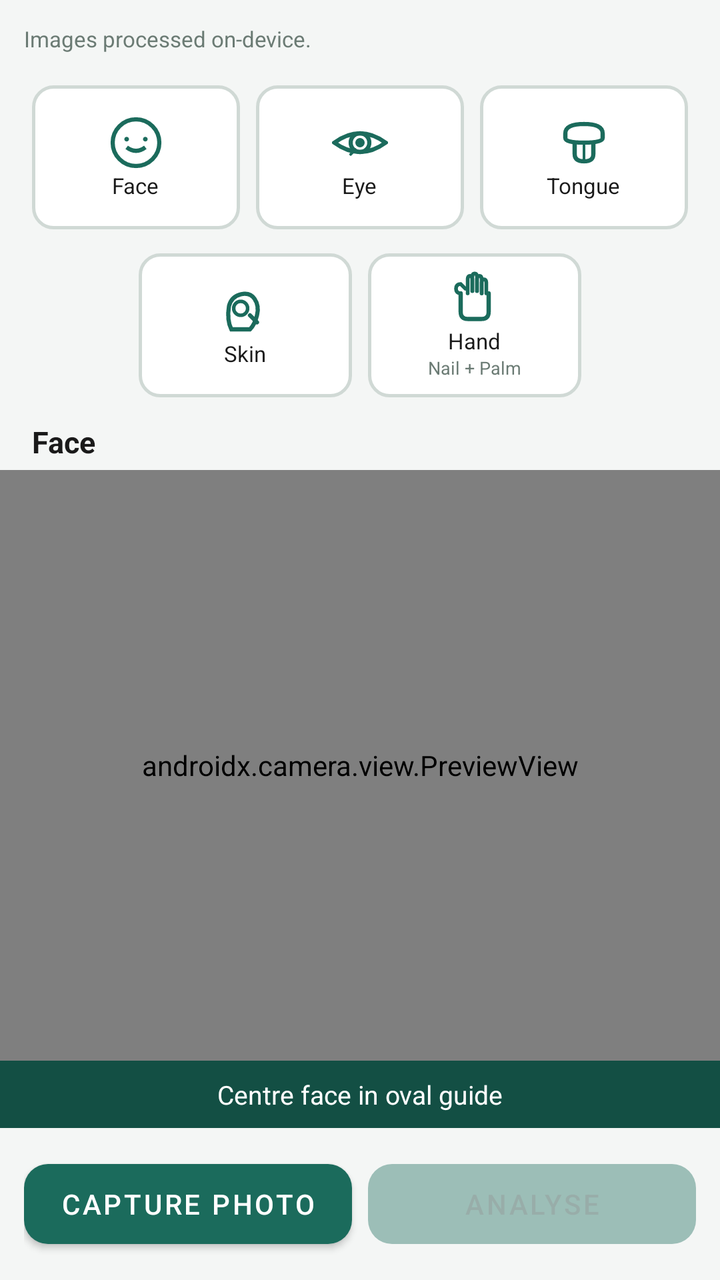
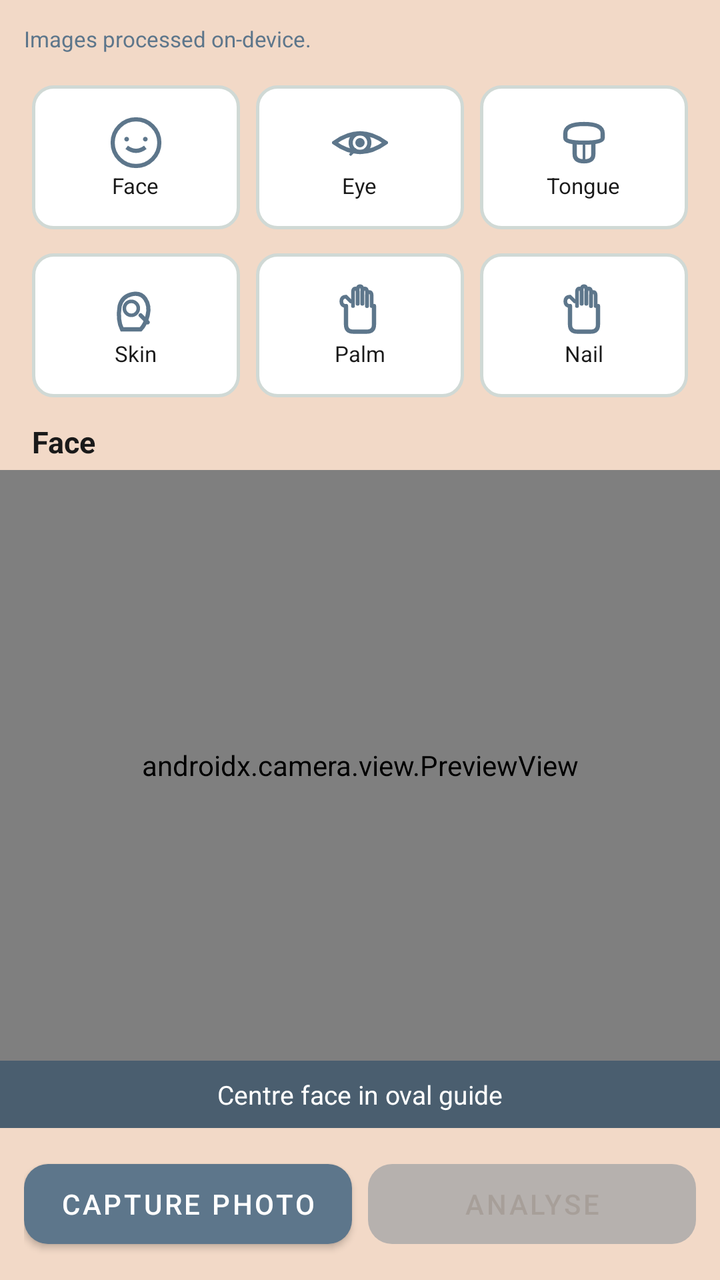

The first picture is an Android layout as it rendered before a commit; the second is the same layout after the commit. The layout source and the unified diff follow.
<!-- AndroidManifest.xml: application theme Theme.ArogyaDrishti -->
<!-- res/layout/activity_photo_capture.xml -->
<?xml version="1.0" encoding="utf-8"?>
<LinearLayout xmlns:android="http://schemas.android.com/apk/res/android"
    xmlns:app="http://schemas.android.com/apk/res-auto"
    android:layout_width="match_parent"
    android:layout_height="match_parent"
    android:orientation="vertical"
    android:background="@color/background">

    <TextView
        android:layout_width="match_parent"
        android:layout_height="wrap_content"
        android:text="Images processed on-device."
        android:textSize="11sp"
        android:textColor="@color/text_secondary"
        android:padding="12dp" />

    

    
    <LinearLayout
        android:layout_width="match_parent"
        android:layout_height="wrap_content"
        android:orientation="horizontal"
        android:paddingHorizontal="12dp"
        android:layout_marginBottom="4dp">

        <LinearLayout android:id="@+id/tileFace"   style="@style/ModalityTile">
            <ImageView android:layout_width="28dp" android:layout_height="28dp"
                android:src="@drawable/ic_face" android:tint="@color/primary" />
            <TextView android:layout_width="wrap_content" android:layout_height="wrap_content"
                android:text="Face" android:textSize="11sp" android:textColor="@color/text_primary" />
        </LinearLayout>

        <LinearLayout android:id="@+id/tileEye"    style="@style/ModalityTile">
            <ImageView android:layout_width="28dp" android:layout_height="28dp"
                android:src="@drawable/ic_eye" android:tint="@color/primary" />
            <TextView android:layout_width="wrap_content" android:layout_height="wrap_content"
                android:text="Eye" android:textSize="11sp" android:textColor="@color/text_primary" />
        </LinearLayout>

        <LinearLayout android:id="@+id/tileTongue" style="@style/ModalityTile">
            <ImageView android:layout_width="28dp" android:layout_height="28dp"
                android:src="@drawable/ic_tongue" android:tint="@color/primary" />
            <TextView android:layout_width="wrap_content" android:layout_height="wrap_content"
                android:text="Tongue" android:textSize="11sp" android:textColor="@color/text_primary" />
        </LinearLayout>
    </LinearLayout>

    
    <LinearLayout
        android:layout_width="match_parent"
        android:layout_height="wrap_content"
        android:orientation="horizontal"
        android:paddingHorizontal="12dp"
        android:layout_marginBottom="8dp">

        
        <View android:layout_width="0dp" android:layout_height="0dp" android:layout_weight="0.5" />

        <LinearLayout android:id="@+id/tileSkin" style="@style/ModalityTile">
            <ImageView android:layout_width="28dp" android:layout_height="28dp"
                android:src="@drawable/ic_skin" android:tint="@color/primary" />
            <TextView android:layout_width="wrap_content" android:layout_height="wrap_content"
                android:text="Skin" android:textSize="11sp" android:textColor="@color/text_primary" />
        </LinearLayout>

        
        <LinearLayout android:id="@+id/tileHand" style="@style/ModalityTile">
            <ImageView android:layout_width="28dp" android:layout_height="28dp"
                android:src="@drawable/ic_hand" android:tint="@color/primary" />
            <TextView android:layout_width="wrap_content" android:layout_height="wrap_content"
                android:text="Hand" android:textSize="11sp" android:textColor="@color/text_primary" />
            <TextView android:layout_width="wrap_content" android:layout_height="wrap_content"
                android:text="Nail + Palm" android:textSize="9sp" android:textColor="@color/text_secondary" />
        </LinearLayout>

        
        <View android:layout_width="0dp" android:layout_height="0dp" android:layout_weight="0.5" />
    </LinearLayout>

    
    <LinearLayout
        android:layout_width="match_parent"
        android:layout_height="wrap_content"
        android:orientation="horizontal"
        android:paddingHorizontal="16dp"
        android:gravity="center_vertical"
        android:layout_marginBottom="4dp">

        <TextView
            android:id="@+id/tvCurrentModality"
            android:layout_width="0dp"
            android:layout_height="wrap_content"
            android:layout_weight="1"
            android:text="Face"
            android:textSize="15sp"
            android:textStyle="bold"
            android:textColor="@color/text_primary" />
    </LinearLayout>

    
    <androidx.camera.view.PreviewView
        android:id="@+id/cameraPreview"
        android:layout_width="match_parent"
        android:layout_height="0dp"
        android:layout_weight="1" />

    
    <TextView
        android:id="@+id/tvGuideHint"
        android:layout_width="match_parent"
        android:layout_height="wrap_content"
        android:text="Centre face in oval guide"
        android:textSize="13sp"
        android:textColor="@color/white"
        android:gravity="center"
        android:background="@color/primary_dark"
        android:padding="8dp" />

    
    <LinearLayout
        android:layout_width="match_parent"
        android:layout_height="wrap_content"
        android:orientation="horizontal"
        android:padding="12dp">

        <com.google.android.material.button.MaterialButton
            android:id="@+id/btnCapture"
            android:layout_width="0dp"
            android:layout_height="52dp"
            android:layout_weight="1"
            android:layout_marginEnd="8dp"
            android:text="Capture photo"
            app:backgroundTint="@color/primary"
            app:cornerRadius="12dp" />

        <com.google.android.material.button.MaterialButton
            android:id="@+id/btnAnalyse"
            android:layout_width="0dp"
            android:layout_height="52dp"
            android:layout_weight="1"
            android:text="Analyse"
            android:enabled="false"
            android:alpha="0.4"
            app:backgroundTint="@color/primary"
            app:cornerRadius="12dp" />
    </LinearLayout>

</LinearLayout>
<!-- resources referenced by this layout -->
<resources>
  <color name="background">#F4F6F5</color>
  <color name="primary">#1B6B5C</color>
  <color name="primary_dark">#134F44</color>
  <color name="text_primary">#1A1A1A</color>
  <color name="text_secondary">#6B7B74</color>
  <color name="white">#FFFFFF</color>
  <!-- drawable ic_skin (drawable) -->
  <?xml version="1.0" encoding="utf-8"?>
  <vector xmlns:android="http://schemas.android.com/apk/res/android"
      android:width="24dp"
      android:height="24dp"
      android:viewportWidth="24"
      android:viewportHeight="24">
      
      <path
          android:fillColor="@android:color/transparent"
          android:strokeColor="#000000"
          android:strokeWidth="1.8"
          android:strokeLineCap="round"
          android:pathData="M6,20 Q4,16 5,10 Q6,6 10,5 Q14,4 16,7 Q18,10 17,14 Q16,18 14,20 Z" />
      
      <path
          android:fillColor="@android:color/transparent"
          android:strokeColor="#000000"
          android:strokeWidth="1.5"
          android:strokeLineCap="round"
          android:pathData="M10,11m-3,0a3,3 0,1 1,6 0a3,3 0,1 1,-6 0" />
      
      <path
          android:fillColor="@android:color/transparent"
          android:strokeColor="#000000"
          android:strokeWidth="1.8"
          android:strokeLineCap="round"
          android:pathData="M14,14 L17,17" />
  </vector>
  <!-- drawable ic_tongue (drawable) -->
  <?xml version="1.0" encoding="utf-8"?>
  <vector xmlns:android="http://schemas.android.com/apk/res/android"
      android:width="24dp"
      android:height="24dp"
      android:viewportWidth="24"
      android:viewportHeight="24">
      
      <path
          android:fillColor="@android:color/transparent"
          android:strokeColor="#000000"
          android:strokeWidth="1.8"
          android:pathData="M4,8 Q4,4 12,4 Q20,4 20,8 L20,10 Q20,12 12,12 Q4,12 4,10 Z" />
      
      <path
          android:fillColor="@android:color/transparent"
          android:strokeColor="#000000"
          android:strokeWidth="1.8"
          android:pathData="M8,12 L8,17 Q8,20 12,20 Q16,20 16,17 L16,12" />
      
      <path
          android:fillColor="@android:color/transparent"
          android:strokeColor="#000000"
          android:strokeWidth="1.2"
          android:strokeLineCap="round"
          android:pathData="M12,12 L12,19" />
  </vector>
  <style name="ModalityTile">
          <item name="android:layout_width">0dp</item>
          <item name="android:layout_height">72dp</item>
          <item name="android:layout_weight">1</item>
          <item name="android:orientation">vertical</item>
          <item name="android:gravity">center</item>
          <item name="android:layout_margin">4dp</item>
          <item name="android:background">@drawable/tile_normal</item>
          <item name="android:clickable">true</item>
          <item name="android:focusable">true</item>
      </style>
  <style name="Theme.ArogyaDrishti" parent="Theme.MaterialComponents.Light.NoActionBar">
          <item name="colorPrimary">@color/primary</item>
          <item name="colorPrimaryDark">@color/primary_dark</item>
          <item name="colorAccent">@color/primary_light</item>
          <item name="android:windowBackground">@color/background</item>
          <item name="android:statusBarColor">@color/primary_dark</item>
      </style>
  <!-- drawable tile_normal (drawable) -->
  <?xml version="1.0" encoding="utf-8"?>
  <shape xmlns:android="http://schemas.android.com/apk/res/android"
      android:shape="rectangle">
      <solid android:color="#FFFFFF" />
      <stroke android:width="1.5dp" android:color="#D0D9D5" />
      <corners android:radius="10dp" />
  </shape>
  <color name="primary_light">#2E8B77</color>
  <!-- unchanged entries left out for length: 3 -->
</resources>

<!-- the commit's change to res/layout/activity_photo_capture.xml (unified diff, before → after) -->
@@ -54,9 +54,6 @@
         android:paddingHorizontal="12dp"
         android:layout_marginBottom="8dp">
 
-        
-        <View android:layout_width="0dp" android:layout_height="0dp" android:layout_weight="0.5" />
-
         <LinearLayout android:id="@+id/tileSkin" style="@style/ModalityTile">
             <ImageView android:layout_width="28dp" android:layout_height="28dp"
                 android:src="@drawable/ic_skin" android:tint="@color/primary" />
@@ -64,18 +61,19 @@
                 android:text="Skin" android:textSize="11sp" android:textColor="@color/text_primary" />
         </LinearLayout>
 
-        
-        <LinearLayout android:id="@+id/tileHand" style="@style/ModalityTile">
+        <LinearLayout android:id="@+id/tilePalm" style="@style/ModalityTile">
             <ImageView android:layout_width="28dp" android:layout_height="28dp"
                 android:src="@drawable/ic_hand" android:tint="@color/primary" />
             <TextView android:layout_width="wrap_content" android:layout_height="wrap_content"
-                android:text="Hand" android:textSize="11sp" android:textColor="@color/text_primary" />
-            <TextView android:layout_width="wrap_content" android:layout_height="wrap_content"
-                android:text="Nail + Palm" android:textSize="9sp" android:textColor="@color/text_secondary" />
+                android:text="Palm" android:textSize="11sp" android:textColor="@color/text_primary" />
         </LinearLayout>
 
-        
-        <View android:layout_width="0dp" android:layout_height="0dp" android:layout_weight="0.5" />
+        <LinearLayout android:id="@+id/tileNail" style="@style/ModalityTile">
+            <ImageView android:layout_width="28dp" android:layout_height="28dp"
+                android:src="@drawable/ic_hand" android:tint="@color/primary" />
+            <TextView android:layout_width="wrap_content" android:layout_height="wrap_content"
+                android:text="Nail" android:textSize="11sp" android:textColor="@color/text_primary" />
+        </LinearLayout>
     </LinearLayout>
 
     
<!-- resource entries referenced after the edit -->
@@ -1,10 +1,10 @@
 <!-- resources referenced by this layout -->
 <resources>
-  <color name="background">#F4F6F5</color>
-  <color name="primary">#1B6B5C</color>
-  <color name="primary_dark">#134F44</color>
+  <color name="background">#F2D9C7</color>
+  <color name="primary">#5D768B</color>
+  <color name="primary_dark">#4A5E6F</color>
   <color name="text_primary">#1A1A1A</color>
-  <color name="text_secondary">#6B7B74</color>
+  <color name="text_secondary">#5D768B</color>
   <color name="white">#FFFFFF</color>
   <!-- drawable ic_skin (drawable) -->
   <?xml version="1.0" encoding="utf-8"?>
@@ -76,7 +76,7 @@
   <style name="Theme.ArogyaDrishti" parent="Theme.MaterialComponents.Light.NoActionBar">
           <item name="colorPrimary">@color/primary</item>
           <item name="colorPrimaryDark">@color/primary_dark</item>
-          <item name="colorAccent">@color/primary_light</item>
+          <item name="colorAccent">@color/warm_tan</item>
           <item name="android:windowBackground">@color/background</item>
           <item name="android:statusBarColor">@color/primary_dark</item>
       </style>
@@ -88,7 +88,7 @@
       <stroke android:width="1.5dp" android:color="#D0D9D5" />
       <corners android:radius="10dp" />
   </shape>
-  <color name="primary_light">#2E8B77</color>
+  <color name="warm_tan">#C8B39B</color>
   <!-- unchanged entries left out for length: 3 -->
 </resources>
 
